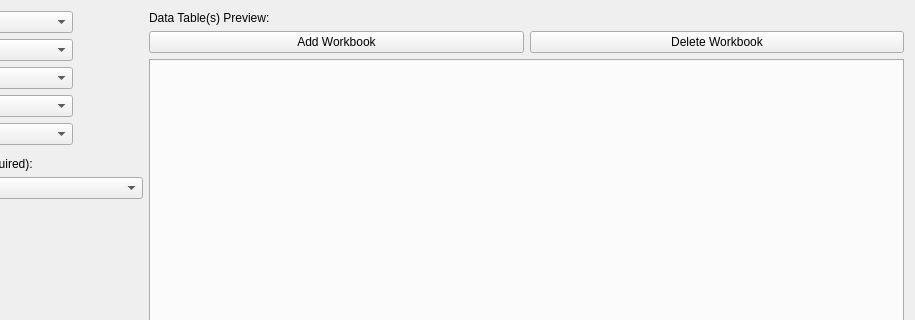
Above: ui/ExporterUI.ui from kathrynmetcalf/GeoCORK before the change; both pictures show x 268 to 1183 and y 0 to 320 of the 1183 by 936 pixel window. Below: the same form after it.
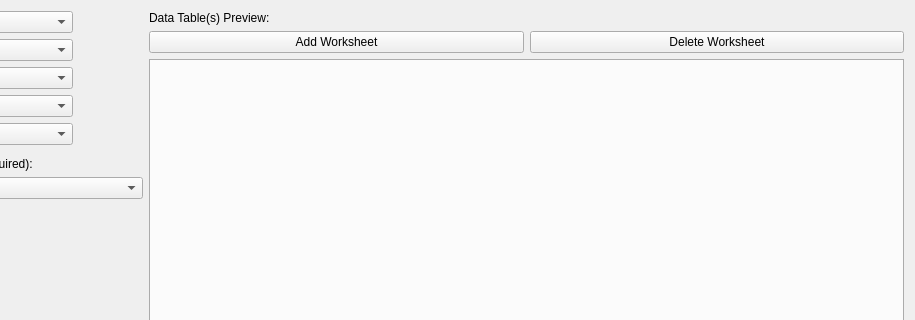
That is the form after the change. Custom widgets are drawn as their Qt base class.

Commit message: Updated export widget to display 'Worksheet' rather than 'Workbook'

What changed in the file:
```diff
--- a/ui/ExporterUI.ui
+++ b/ui/ExporterUI.ui
@@ -331,14 +331,14 @@
        <item>
         <widget class="QPushButton" name="add_workbook_button">
          <property name="text">
-          <string>Add Workbook</string>
+          <string>Add Worksheet</string>
          </property>
         </widget>
        </item>
        <item>
         <widget class="QPushButton" name="remove_workbook_button">
          <property name="text">
-          <string>Delete Workbook</string>
+          <string>Delete Worksheet</string>
          </property>
         </widget>
        </item>
```
The commit also changes 2 other files.
